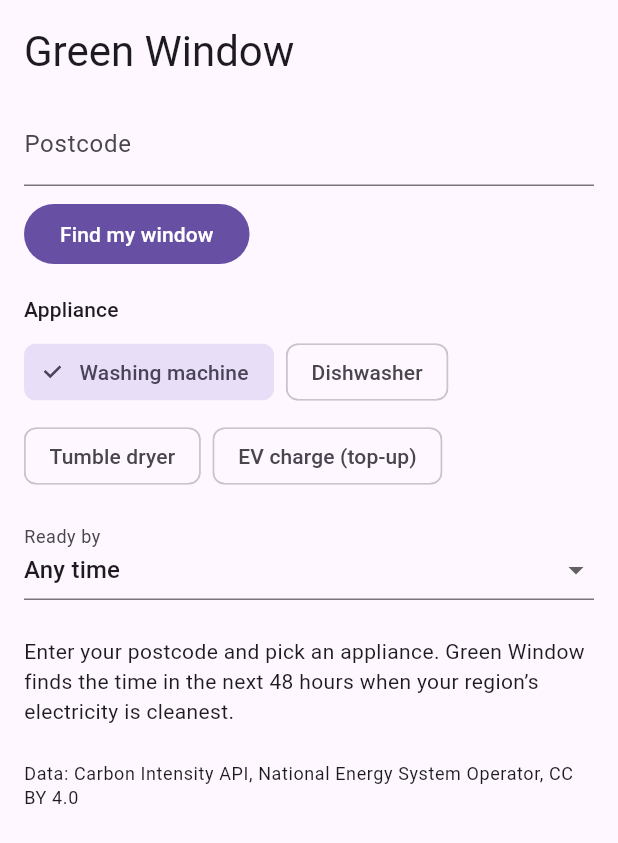
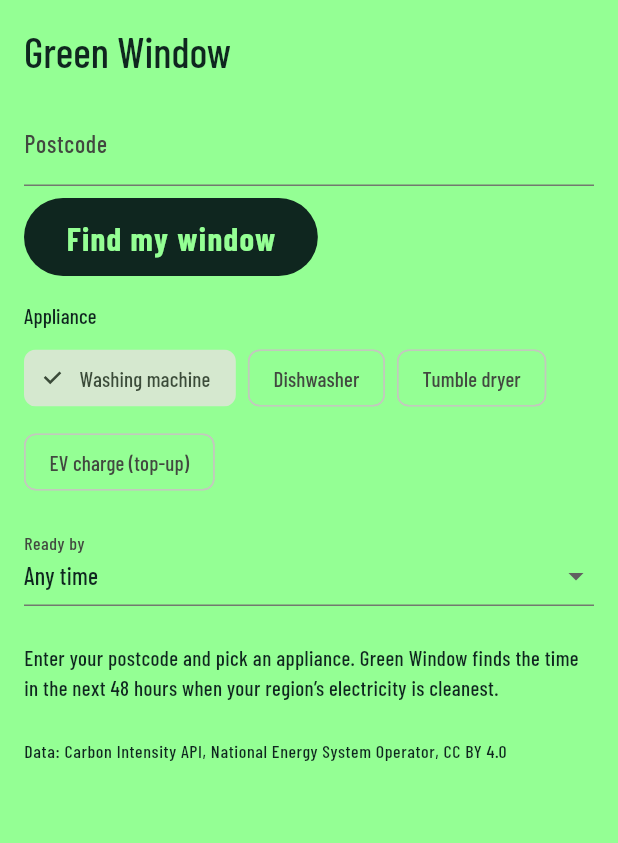
Before and after one commit to zachmattopo/green-window, a Flutter app: the screen it shows after launch, on a phone screen of 412 x 824 dp. Shown: the top 843 px of the screen. Run offline on Flutter 3.47's test engine with Material 3 defaults, Android fonts, the phone set to English and light mode, and no system bars; our stand-ins replace flutter_bloc, material_ui, shared_preferences, timezone.

Commit message:
feat: add phase 6a theme and bundled fonts
Sanzo Wada no. 271 colours, the purple focus ring, and Barlow Condensed
and Barlow bundled as font assets (OFL) so the large time is measured on
its first frame. Restyles the demo banner to the wireframe.

Co-Authored-By: Claude Opus 5.5 <noreply@anthropic.com>

```diff
--- a/lib/main.dart
+++ b/lib/main.dart
@@ -10,6 +10,7 @@ import 'src/data/forecast_cache.dart';
 import 'src/data/forecast_repository.dart';
 import 'src/ui/green_window_cubit.dart';
 import 'src/ui/green_window_module.dart';
+import 'src/ui/theme.dart';
 
 void main() {
   initializeTimeZones();
@@ -39,24 +40,9 @@ class GreenWindowApp extends StatelessWidget {
 
   @override
   Widget build(BuildContext context) {
-    // PRD §11: a focus ring keyboard users can see; Material's own overlay
-    // is too faint on chips. Phase 6 restyles it.
-    final focusRing = WidgetStateBorderSide.resolveWith(
-      (states) => states.contains(WidgetState.focused)
-          ? const BorderSide(width: 3)
-          : null,
-    );
     return MaterialApp(
       title: 'Green Window',
-      theme: ThemeData(
-        chipTheme: ChipThemeData(side: focusRing),
-        filledButtonTheme: FilledButtonThemeData(
-          style: ButtonStyle(side: focusRing),
-        ),
-        outlinedButtonTheme: OutlinedButtonThemeData(
-          style: ButtonStyle(side: focusRing),
-        ),
-      ),
+      theme: greenWindowTheme(),
       home: Scaffold(
         body: SafeArea(
           child: Column(
@@ -80,15 +66,22 @@ class _DemoBanner extends StatelessWidget {
 
   @override
   Widget build(BuildContext context) {
-    final colors = Theme.of(context).colorScheme;
+    final compact = isCompact(context);
     return ColoredBox(
-      color: colors.tertiaryContainer,
+      color: slate,
       child: Padding(
-        padding: const EdgeInsets.all(8),
+        padding: EdgeInsets.symmetric(
+          horizontal: compact ? 20 : 56,
+          vertical: compact ? 10 : 12,
+        ),
         child: Text(
-          'Demo mode: $mode. This is not live data.',
-          textAlign: TextAlign.center,
-          style: TextStyle(color: colors.onTertiaryContainer),
+          'DEMO MODE · ${mode.toUpperCase()} · NOT LIVE DATA',
+          style: TextStyle(
+            color: cobalt,
+            fontSize: compact ? 14 : 18,
+            fontWeight: FontWeight.w500,
+            letterSpacing: compact ? 1.1 : 1.8,
+          ),
         ),
       ),
     );
--- /dev/null
+++ b/lib/src/ui/theme.dart
@@ -0,0 +1,71 @@
+import 'package:material_ui/material_ui.dart';
+
+/// Sanzo Wada no. 271 (PRD §16).
+const cobalt = Color(0xFF94FF94); // first-screen ground, the window
+const slate = Color(0xFF0F261F); // ink, and the ground below the fold
+const greenBlue = Color(0xFF2DBC94); // moderate-or-lower bars, placeholders
+const purple = Color(0xFFB90078); // dirty bars, "% cleaner", deadline, errors
+
+const condensed = 'Barlow Condensed';
+const body = 'Barlow';
+
+/// Narrow screens get the mobile wireframe.
+bool isCompact(BuildContext context) => MediaQuery.sizeOf(context).width < 720;
+
+/// Instant scrolls and charts when the user asks for reduced motion.
+Duration motion(BuildContext context, int ms) =>
+    MediaQuery.disableAnimationsOf(context)
+    ? Duration.zero
+    : Duration(milliseconds: ms);
+
+ThemeData greenWindowTheme() {
+  // PRD §11: a focus ring keyboard users can see on every control.
+  final focusRing = WidgetStateBorderSide.resolveWith(
+    (states) => states.contains(WidgetState.focused)
+        ? const BorderSide(color: purple, width: 3)
+        : null,
+  );
+  const pillText = TextStyle(
+    fontFamily: condensed,
+    fontSize: 22,
+    fontWeight: FontWeight.w700,
+    letterSpacing: 0.9,
+  );
+  return ThemeData(
+    fontFamily: condensed,
+    colorScheme: ColorScheme.fromSeed(
+      seedColor: cobalt,
+      primary: slate,
+      onPrimary: cobalt,
+      surface: cobalt,
+      onSurface: slate,
+      error: purple,
+    ),
+    scaffoldBackgroundColor: cobalt,
+    canvasColor: cobalt, // dropdown menus
+    focusColor: slate.withValues(alpha: 0.2),
+    textSelectionTheme: const TextSelectionThemeData(cursorColor: slate),
+    filledButtonTheme: FilledButtonThemeData(
+      style: ButtonStyle(
+        side: focusRing,
+        backgroundColor: const WidgetStatePropertyAll(slate),
+        foregroundColor: const WidgetStatePropertyAll(cobalt),
+        textStyle: const WidgetStatePropertyAll(pillText),
+        minimumSize: const WidgetStatePropertyAll(Size(0, 52)),
+        padding: const WidgetStatePropertyAll(
+          EdgeInsets.symmetric(horizontal: 28),
+        ),
+      ),
+    ),
+    textButtonTheme: TextButtonThemeData(
+      style: ButtonStyle(
+        side: focusRing,
+        foregroundColor: const WidgetStatePropertyAll(slate),
+        textStyle: const WidgetStatePropertyAll(
+          TextStyle(fontFamily: condensed, fontWeight: FontWeight.w500),
+        ),
+      ),
+    ),
+    iconButtonTheme: IconButtonThemeData(style: ButtonStyle(side: focusRing)),
+  );
+}
```
Also changed, not shown: assets/fonts/OFL.txt (added, +93 -0 lines), pubspec.yaml (+15 -0 lines), assets/fonts/Barlow-Medium.ttf (added), assets/fonts/Barlow-Regular.ttf (added), assets/fonts/BarlowCondensed-Bold.ttf (added), assets/fonts/BarlowCondensed-Medium.ttf (added).
